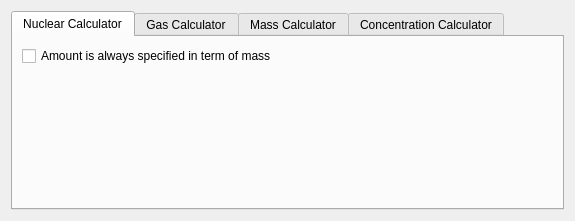
Old version of the form src/calculator/settings_calc.ui in the repository KDE/kalzium.
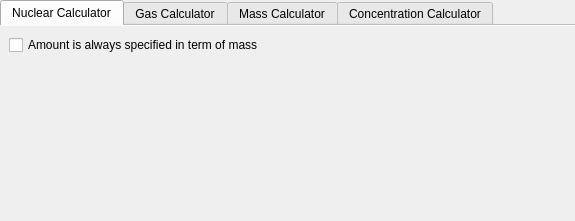
New version of the form.

Commit message:
Use QTabWidget::setDocumentMode in settings
Remove some frames

Patch:
```diff
--- a/src/calculator/settings_calc.ui
+++ b/src/calculator/settings_calc.ui
@@ -11,6 +11,18 @@
    </rect>
   </property>
   <layout class="QVBoxLayout" name="verticalLayout">
+   <property name="leftMargin">
+    <number>0</number>
+   </property>
+   <property name="rightMargin">
+    <number>0</number>
+   </property>
+   <property name="topMargin">
+    <number>0</number>
+   </property>
+   <property name="bottomMargin">
+    <number>0</number>
+   </property>
    <item>
     <widget class="QTabWidget" name="tabWidget">
      <property name="toolTip">
@@ -19,6 +31,9 @@
      <property name="currentIndex">
       <number>0</number>
      </property>
+     <property name="documentMode">
+      <bool>true</bool>
+     </property>
      <widget class="QWidget" name="nuclear">
       <attribute name="title">
        <string>Nuclear Calculator</string>
```
The commit also changes 1 other file.
